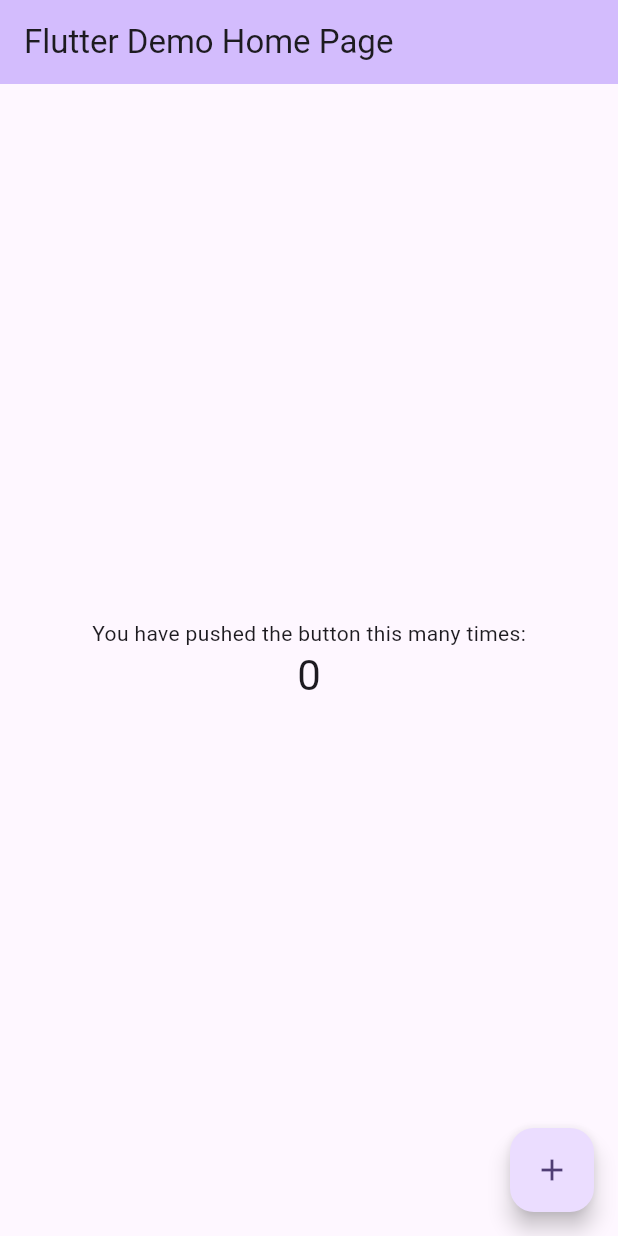
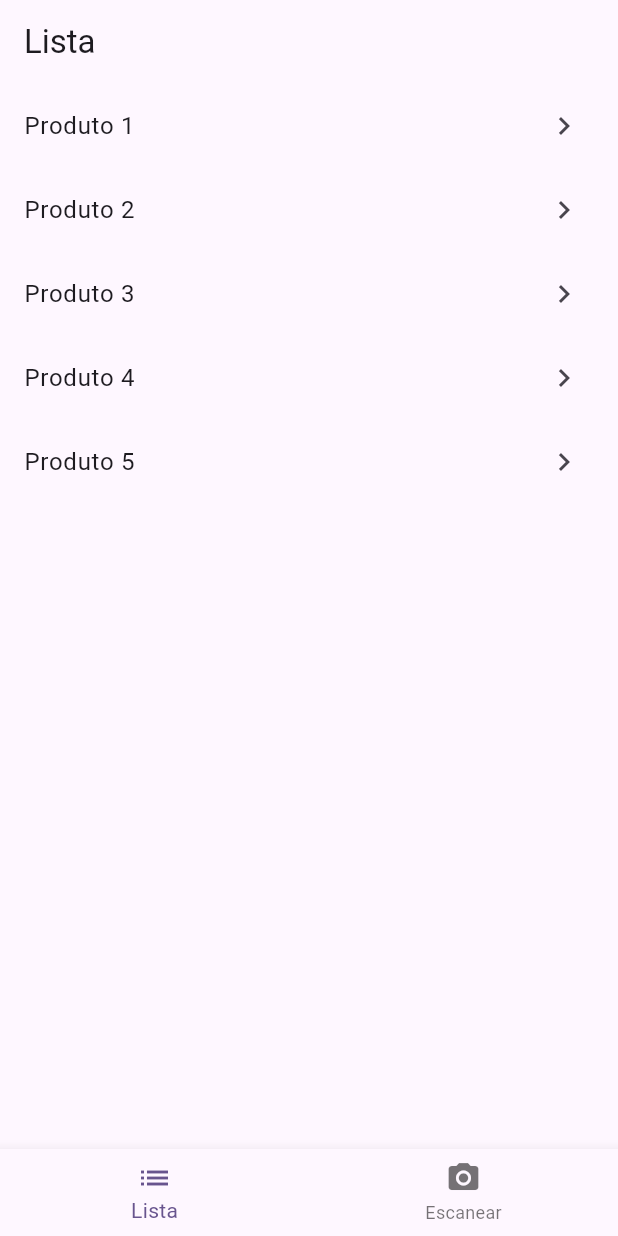
Before and after one commit to brunovjk/ShopScan, a Flutter app: the screen it shows after launch, on a phone screen of 412 x 824 dp. Run offline on Flutter 3.47's test engine with Material 3 defaults, Android fonts, the phone set to English and light mode, and no system bars.

Commit message:
Mark basic pages step complete

```diff
--- a/lib/main.dart
+++ b/lib/main.dart
@@ -1,4 +1,6 @@
 import 'package:flutter/material.dart';
+import 'pages/home_page.dart';
+import 'pages/item_detail_page.dart';
 
 void main() {
   runApp(const MyApp());
@@ -7,116 +9,21 @@ void main() {
 class MyApp extends StatelessWidget {
   const MyApp({super.key});
 
-  // This widget is the root of your application.
   @override
   Widget build(BuildContext context) {
     return MaterialApp(
-      title: 'Flutter Demo',
+      title: 'ShopScan',
       theme: ThemeData(
-        // This is the theme of your application.
-        //
-        // TRY THIS: Try running your application with "flutter run". You'll see
-        // the application has a purple toolbar. Then, without quitting the app,
-        // try changing the seedColor in the colorScheme below to Colors.green
-        // and then invoke "hot reload" (save your changes or press the "hot
-        // reload" button in a Flutter-supported IDE, or press "r" if you used
-        // the command line to start the app).
-        //
-        // Notice that the counter didn't reset back to zero; the application
-        // state is not lost during the reload. To reset the state, use hot
-        // restart instead.
-        //
-        // This works for code too, not just values: Most code changes can be
-        // tested with just a hot reload.
         colorScheme: ColorScheme.fromSeed(seedColor: Colors.deepPurple),
+        useMaterial3: true,
       ),
-      home: const MyHomePage(title: 'Flutter Demo Home Page'),
+      routes: {
+        '/': (_) => const HomePage(),
+        '/details': (context) {
+          final itemName = ModalRoute.of(context)!.settings.arguments as String;
+          return ItemDetailPage(itemName: itemName);
+        },
+      },
     );
   }
 }
-
-class MyHomePage extends StatefulWidget {
-  const MyHomePage({super.key, required this.title});
-
-  // This widget is the home page of your application. It is stateful, meaning
-  // that it has a State object (defined below) that contains fields that affect
-  // how it looks.
-
-  // This class is the configuration for the state. It holds the values (in this
-  // case the title) provided by the parent (in this case the App widget) and
-  // used by the build method of the State. Fields in a Widget subclass are
-  // always marked "final".
-
-  final String title;
-
-  @override
-  State<MyHomePage> createState() => _MyHomePageState();
-}
-
-class _MyHomePageState extends State<MyHomePage> {
-  int _counter = 0;
-
-  void _incrementCounter() {
-    setState(() {
-      // This call to setState tells the Flutter framework that something has
-      // changed in this State, which causes it to rerun the build method below
-      // so that the display can reflect the updated values. If we changed
-      // _counter without calling setState(), then the build method would not be
-      // called again, and so nothing would appear to happen.
-      _counter++;
-    });
-  }
-
-  @override
-  Widget build(BuildContext context) {
-    // This method is rerun every time setState is called, for instance as done
-    // by the _incrementCounter method above.
-    //
-    // The Flutter framework has been optimized to make rerunning build methods
-    // fast, so that you can just rebuild anything that needs updating rather
-    // than having to individually change instances of widgets.
-    return Scaffold(
-      appBar: AppBar(
-        // TRY THIS: Try changing the color here to a specific color (to
-        // Colors.amber, perhaps?) and trigger a hot reload to see the AppBar
-        // change color while the other colors stay the same.
-        backgroundColor: Theme.of(context).colorScheme.inversePrimary,
-        // Here we take the value from the MyHomePage object that was created by
-        // the App.build method, and use it to set our appbar title.
-        title: Text(widget.title),
-      ),
-      body: Center(
-        // Center is a layout widget. It takes a single child and positions it
-        // in the middle of the parent.
-        child: Column(
-          // Column is also a layout widget. It takes a list of children and
-          // arranges them vertically. By default, it sizes itself to fit its
-          // children horizontally, and tries to be as tall as its parent.
-          //
-          // Column has various properties to control how it sizes itself and
-          // how it positions its children. Here we use mainAxisAlignment to
-          // center the children vertically; the main axis here is the vertical
-          // axis because Columns are vertical (the cross axis would be
-          // horizontal).
-          //
-          // TRY THIS: Invoke "debug painting" (choose the "Toggle Debug Paint"
-          // action in the IDE, or press "p" in the console), to see the
-          // wireframe for each widget.
-          mainAxisAlignment: MainAxisAlignment.center,
-          children: <Widget>[
-            const Text('You have pushed the button this many times:'),
-            Text(
-              '$_counter',
-              style: Theme.of(context).textTheme.headlineMedium,
-            ),
-          ],
-        ),
-      ),
-      floatingActionButton: FloatingActionButton(
-        onPressed: _incrementCounter,
-        tooltip: 'Increment',
-        child: const Icon(Icons.add),
-      ), // This trailing comma makes auto-formatting nicer for build methods.
-    );
-  }
-}
--- /dev/null
+++ b/lib/pages/home_page.dart
@@ -0,0 +1,41 @@
+import 'package:flutter/material.dart';
+import 'items_list_page.dart';
+import 'scan_page.dart';
+
+class HomePage extends StatefulWidget {
+  const HomePage({super.key});
+
+  @override
+  State<HomePage> createState() => _HomePageState();
+}
+
+class _HomePageState extends State<HomePage> {
+  int _currentIndex = 0;
+
+  final _pages = const [ItemsListPage(), ScanPage()];
+
+  final _titles = const ['Lista', 'Escanear'];
+
+  @override
+  Widget build(BuildContext context) {
+    return Scaffold(
+      appBar: AppBar(title: Text(_titles[_currentIndex])),
+      body: _pages[_currentIndex],
+      bottomNavigationBar: BottomNavigationBar(
+        currentIndex: _currentIndex,
+        onTap: (index) {
+          setState(() {
+            _currentIndex = index;
+          });
+        },
+        items: const [
+          BottomNavigationBarItem(icon: Icon(Icons.list), label: 'Lista'),
+          BottomNavigationBarItem(
+            icon: Icon(Icons.camera_alt),
+            label: 'Escanear',
+          ),
+        ],
+      ),
+    );
+  }
+}
--- /dev/null
+++ b/lib/pages/items_list_page.dart
@@ -0,0 +1,24 @@
+import 'package:flutter/material.dart';
+
+class ItemsListPage extends StatelessWidget {
+  const ItemsListPage({super.key});
+
+  @override
+  Widget build(BuildContext context) {
+    final items = List.generate(5, (index) => 'Produto ${index + 1}');
+
+    return ListView.builder(
+      itemCount: items.length,
+      itemBuilder: (context, index) {
+        final item = items[index];
+        return ListTile(
+          title: Text(item),
+          trailing: const Icon(Icons.chevron_right),
+          onTap: () {
+            Navigator.pushNamed(context, '/details', arguments: item);
+          },
+        );
+      },
+    );
+  }
+}
```
Also changed, not shown: lib/pages/item_detail_page.dart (added, +15 -0 lines), lib/pages/scan_page.dart (added, +10 -0 lines), 2 other files.
